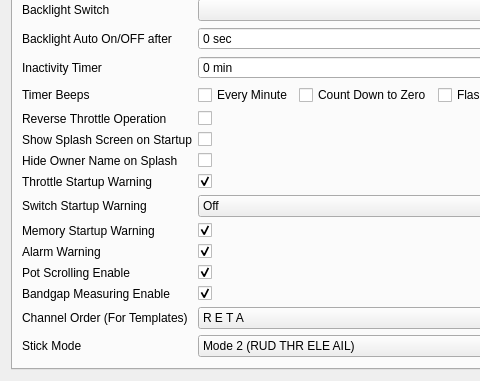
The window that src/generaledit.ui (roberto1903/companion9x) describes before a commit, drawn with Qt 5; both pictures show x 0 to 480 and y 304 to 685 of the 562 by 685 pixel window.
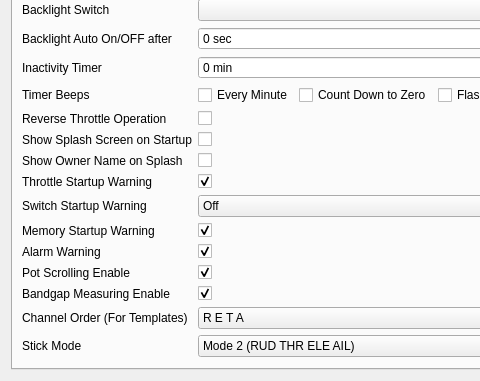
The same window after the commit. Icons and pictures are not drawn.

Commit message: Support for hideOwnerName on splash for the latest er9x versions.

Diff of the .ui file:
```diff
--- a/src/generaledit.ui
+++ b/src/generaledit.ui
@@ -902,7 +902,7 @@
        <item row="15" column="0">
         <widget class="QLabel" name="label_hideOwnerName">
          <property name="text">
-          <string>Hide Owner Name on Splash</string>
+          <string>Show Owner Name on Splash</string>
          </property>
         </widget>
        </item>
```
The commit also changes 1 other file.
